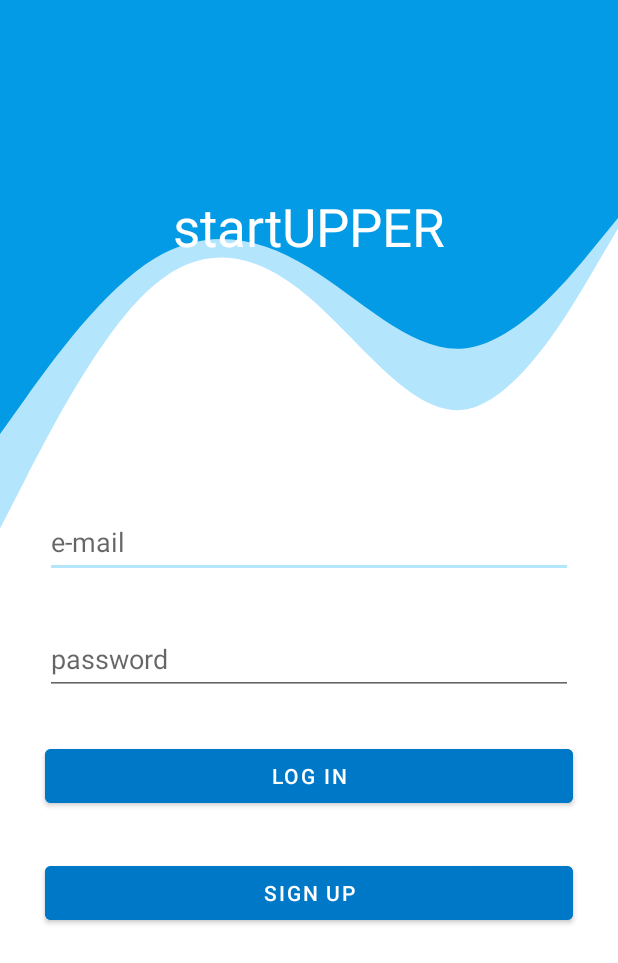
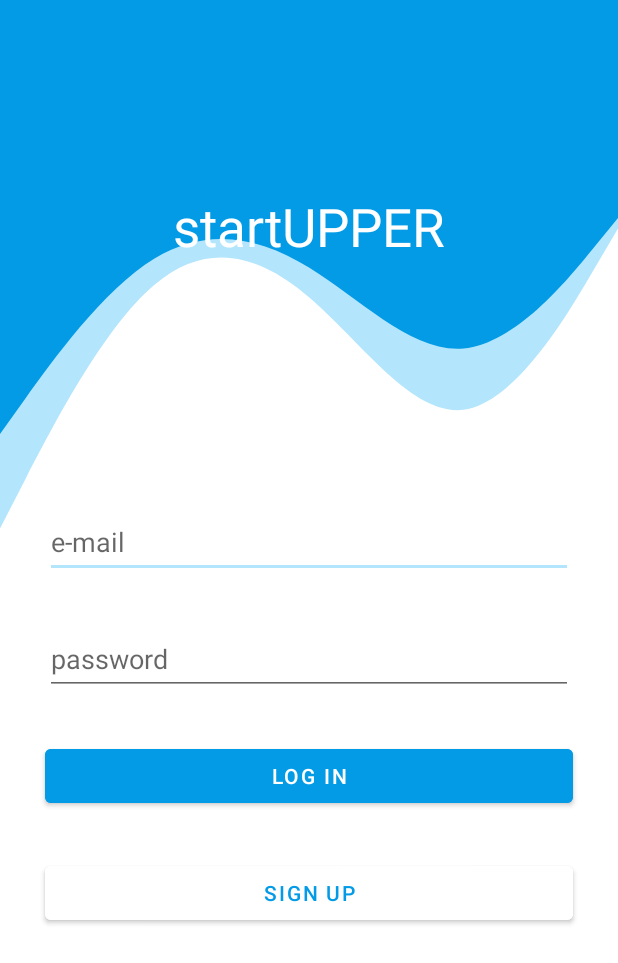
Before and after one commit to startUPPER0/startUPPER-App, an Android app: the screen it shows after launch (Login), on a phone screen of 412 x 824 dp. Shown: the top 963 px of the screen. Run offline under Robolectric (Android 15) with nearby library versions, the phone set to English and light mode, and no system bars.

Commit message:
change button color

```diff
--- a/startUpper/app/src/main/res/layout/activity_login.xml
+++ b/startUpper/app/src/main/res/layout/activity_login.xml
@@ -76,19 +76,21 @@
         android:layout_width="match_parent"
         android:layout_height="wrap_content"
         android:layout_margin="30dp"
-        android:backgroundTint="#0078C8"
+        android:backgroundTint="#039be5"
         android:text="Log In"
+        android:textColor="@color/white"
         app:layout_constraintEnd_toEndOf="parent"
         app:layout_constraintStart_toStartOf="parent"
 
         app:layout_constraintTop_toBottomOf="@+id/password"></Button>
 
     <Button
-        android:backgroundTint="#0078C8"
+        android:backgroundTint="@color/white"
         android:id="@+id/signupButton"
         android:layout_width="match_parent"
         android:layout_height="wrap_content"
         android:text="SIGN UP"
+        android:textColor="#039be5"
         android:layout_margin="30dp"
         app:layout_constraintTop_toBottomOf="@+id/loginButton"
         app:layout_constraintStart_toStartOf="parent"
@@ -96,4 +98,5 @@
 
         ></Button>
 
+
 </androidx.constraintlayout.widget.ConstraintLayout>
```
